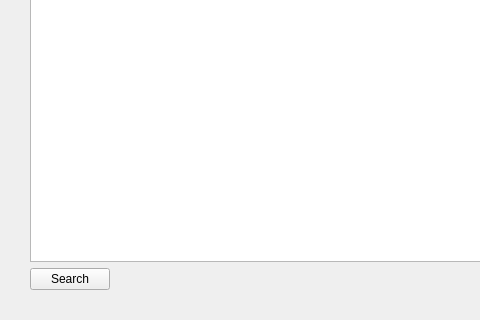
patrickdemond/Alder, file api/interface/qt/QSelectStudyDialog.ui: the form before one commit; both pictures show x 0 to 480 and y 92 to 412 of the 681 by 412 pixel window.
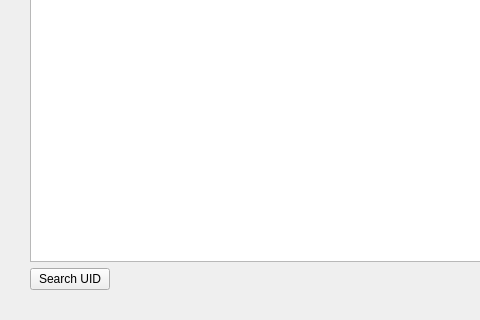
The form after the commit.

Commit message: Further implementation of study and user dialogs

```diff
--- a/api/interface/qt/QSelectStudyDialog.ui
+++ b/api/interface/qt/QSelectStudyDialog.ui
@@ -68,7 +68,7 @@
      <item>
       <widget class="QPushButton" name="searchPushButton">
        <property name="text">
-        <string>Search</string>
+        <string>Search UID</string>
        </property>
       </widget>
      </item>
```
The commit also changes 5 other files.
